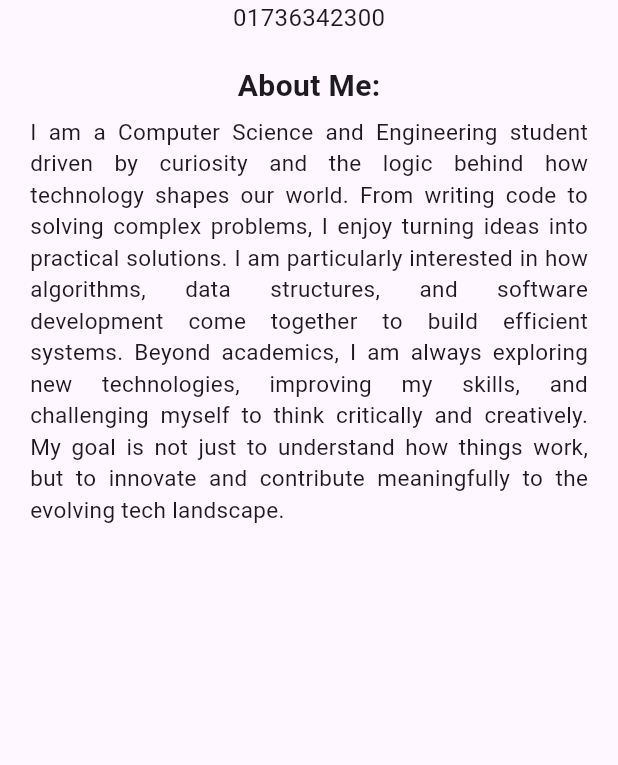
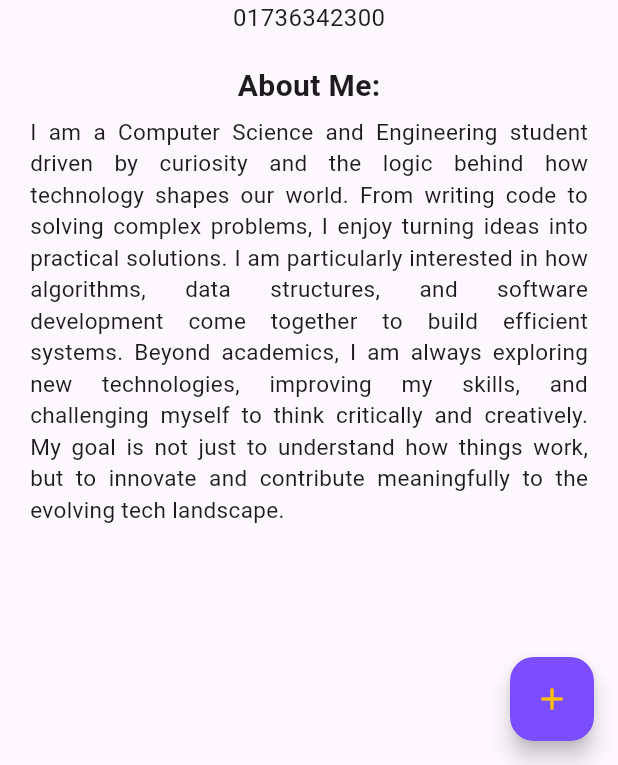
Before and after one commit to Ramishakhan9090/Flutter_Class_project, a Flutter app: the screen it shows after launch, on a phone screen of 412 x 824 dp, the part 471-1236 px from its top. Run offline on Flutter 3.47's test engine with Material 3 defaults, Android fonts, the phone set to English and light mode, and no system bars.

Commit message:
first project

```diff
--- a/ramisha/lib/main.dart
+++ b/ramisha/lib/main.dart
@@ -43,6 +43,12 @@ class _HomePageState extends State<HomePage> {
           },
           icon: Icon(Icons.menu),
         ),
+      ),
+      floatingActionButton: FloatingActionButton(
+        foregroundColor: Colors.amber,
+        backgroundColor: Colors.deepPurpleAccent,
+        onPressed: () {},
+        child: Icon(Icons.add),
       ),
       drawer: Drawer(
         backgroundColor: Colors.grey[100],
```
